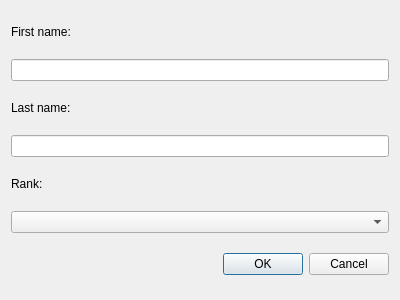
Before: the Qt Designer form AddSoldierDialog.ui in Pawlllosss/-cpp-Soldiers-App, drawn with Qt 5.
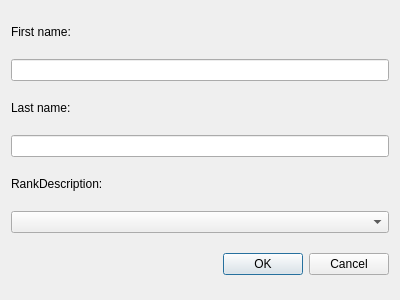
After: the same form once the commit is applied.

```diff
--- a/AddSoldierDialog.ui
+++ b/AddSoldierDialog.ui
@@ -68,7 +68,7 @@
       </sizepolicy>
      </property>
      <property name="text">
-      <string>Rank:</string>
+      <string>RankDescription:</string>
      </property>
     </widget>
    </item>
```
